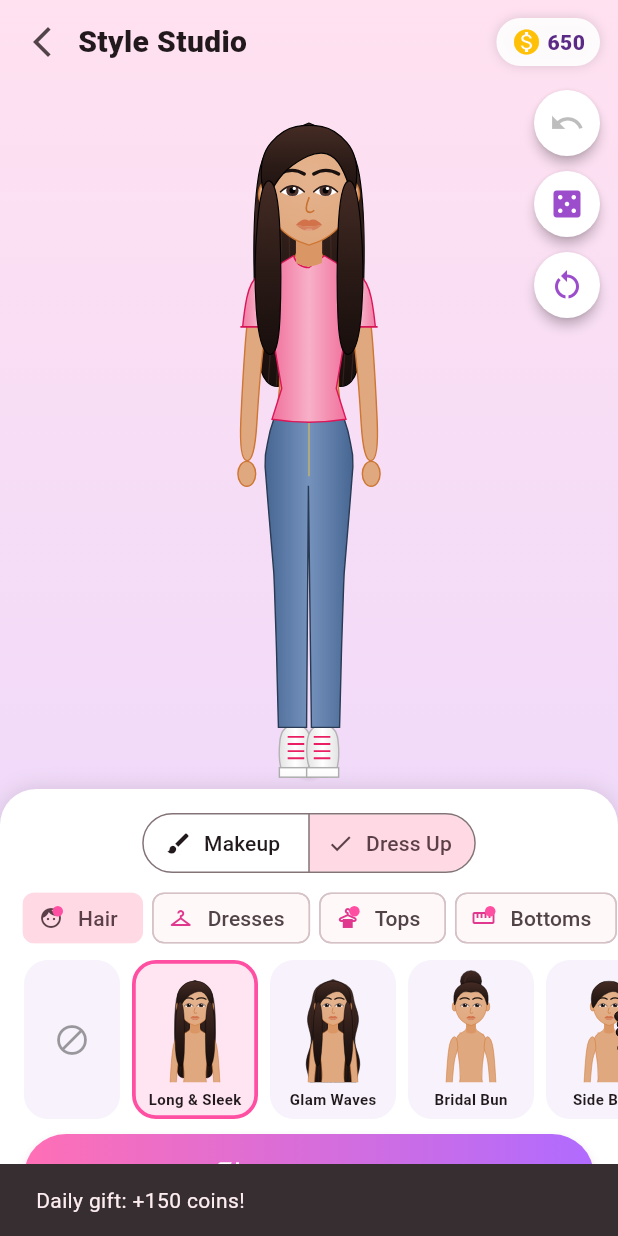
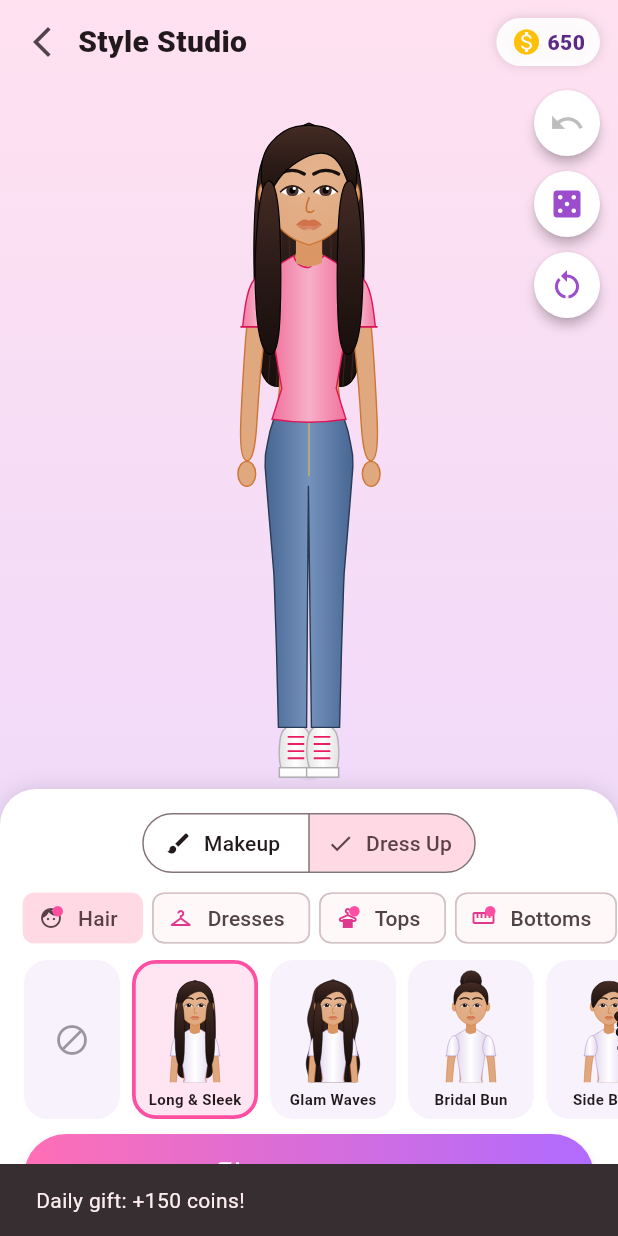
Before and after one commit to harshinookesh-byte/Claude, a Flutter app: the screen it shows after launch, item 3 of the bottom bar chosen, after a tap on "Studio", on a phone screen of 412 x 824 dp. Run offline on Flutter 3.47's test engine with Material 3 defaults, Android fonts, the phone set to English and light mode, and no system bars; our stand-ins replace shared_preferences.

Commit message:
Never show the model without clothes
When a look has no dress, a missing bottom or top is now drawn as plain
base leggings / tee. This covers the studio after removing an item, item
thumbnails, the unlock dialog and rival looks. Scoring still treats the
look as having no outfit. Adds a pixel test for bare skin at the hips,
legs and torso.

Co-Authored-By: Claude Opus 5.5 <noreply@anthropic.com>
Claude-Session: https://claude.ai/code/session_017WG3hBacrP1TDVzR6dsfzk

```diff
--- a/lib/widgets/model_painter.dart
+++ b/lib/widgets/model_painter.dart
@@ -14,6 +14,22 @@ class ModelPainter extends CustomPainter {
   ModelPainter(this.look, {this.focus = fullBody});
 
   static const fullBody = Rect.fromLTWH(0, 0, 300, 600);
+
+  /// Plain leggings and tee worn when the look has no bottom / top.
+  static const baseBottom = FashionItem(
+    id: 'base_bottom',
+    name: 'Base leggings',
+    slot: Slot.bottom,
+    style: 'leggings',
+    color: Color(0xFFB8B0C4),
+  );
+  static const baseTop = FashionItem(
+    id: 'base_top',
+    name: 'Base tee',
+    slot: Slot.top,
+    style: 'tee',
+    color: Color(0xFFF7F4FA),
+  );
 
   final Look look;
   final Rect focus;
@@ -37,8 +53,10 @@ class ModelPainter extends CustomPainter {
 
     final hair = _item(Slot.hair);
     final dress = _item(Slot.dress);
-    final top = _item(Slot.top);
-    final bottom = _item(Slot.bottom);
+    // The model is never shown undressed: without a dress, any missing top
+    // or bottom is filled with a plain base layer.
+    final bottom = _item(Slot.bottom) ?? (dress == null ? baseBottom : null);
+    final top = _item(Slot.top) ?? (dress == null ? baseTop : null);
     final shoes = _item(Slot.shoes);
     final garments = [bottom, top, dress].whereType<FashionItem>();
 
```
Also changed, not shown: 1 other file.
